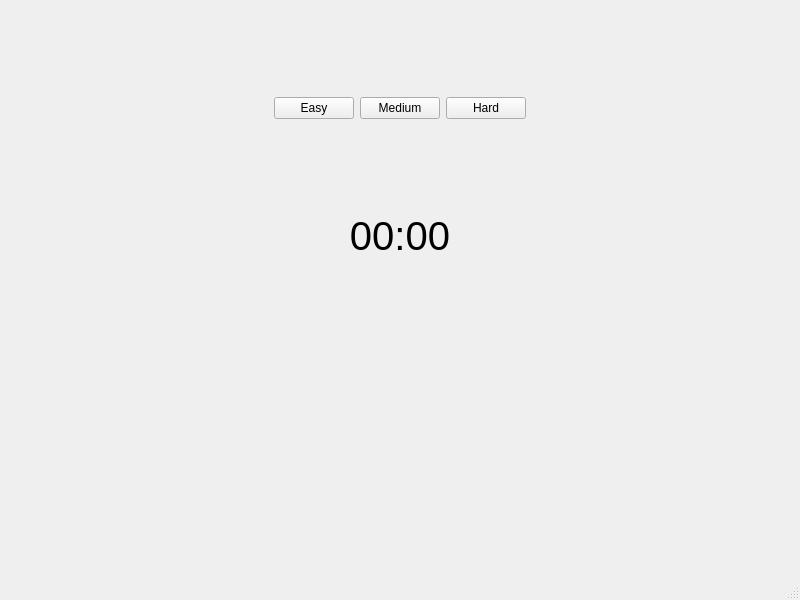
This is mainwindow.ui in arcreane/memory-asn as Qt 5 draws it before an edit. The edited form follows.
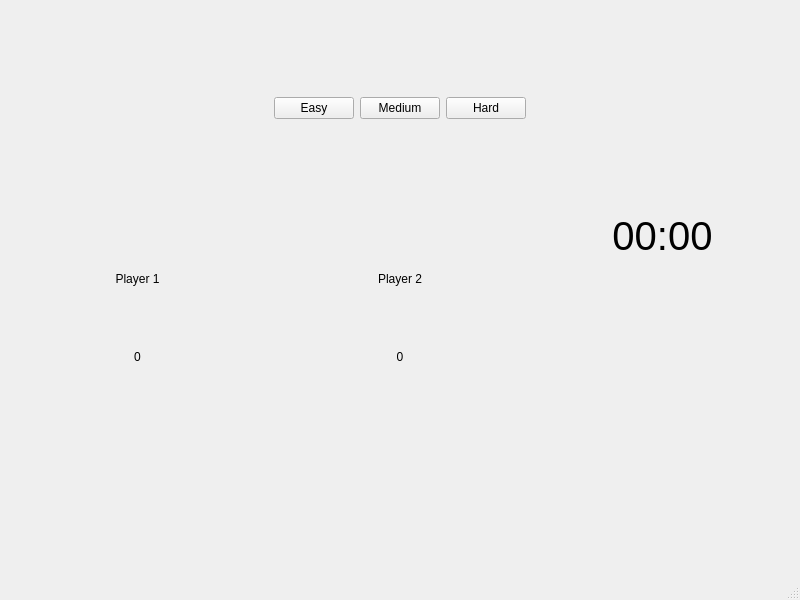
This is the edited form.

Commit message: multijoueur fonctionnel

The edit to the form file:
```diff
--- a/mainwindow.ui
+++ b/mainwindow.ui
@@ -67,6 +67,58 @@
      </layout>
     </item>
     <item>
+     <layout class="QHBoxLayout" name="horizontalLayout_2">
+      <item>
+       <layout class="QVBoxLayout" name="player1_grid">
+        <item>
+         <widget class="QLabel" name="player1">
+          <property name="text">
+           <string>Player 1</string>
+          </property>
+          <property name="alignment">
+           <set>Qt::AlignCenter</set>
+          </property>
+         </widget>
+        </item>
+        <item>
+         <widget class="QLabel" name="point_1">
+          <property name="text">
+           <string>0</string>
+          </property>
+          <property name="alignment">
+           <set>Qt::AlignHCenter|Qt::AlignTop</set>
+          </property>
+         </widget>
+        </item>
+       </layout>
+      </item>
+      <item>
+       <layout class="QVBoxLayout" name="player2_grid">
+        <item>
+         <widget class="QLabel" name="player2">
+          <property name="text">
+           <string>Player 2</string>
+          </property>
+          <property name="alignment">
+           <set>Qt::AlignCenter</set>
+          </property>
+         </widget>
+        </item>
+        <item>
+         <widget class="QLabel" name="point_2">
+          <property name="text">
+           <string>0</string>
+          </property>
+          <property name="alignment">
+           <set>Qt::AlignHCenter|Qt::AlignTop</set>
+          </property>
+         </widget>
+        </item>
+       </layout>
+      </item>
+      <item>
+       <layout class="QVBoxLayout" name="verticalLayout_4">
+        <item>
      <widget class="QLabel" name="label_timer">
       <property name="maximumSize">
        <size>
@@ -89,6 +141,10 @@
        <set>Qt::AlignHCenter|Qt::AlignTop</set>
       </property>
      </widget>
+        </item>
+       </layout>
+      </item>
+     </layout>
     </item>
     <item>
      <layout class="QGridLayout" name="grid_cards"/>
```
Lines whose indentation alone changed are shown as unchanged. The commit also changes 2 other files.
